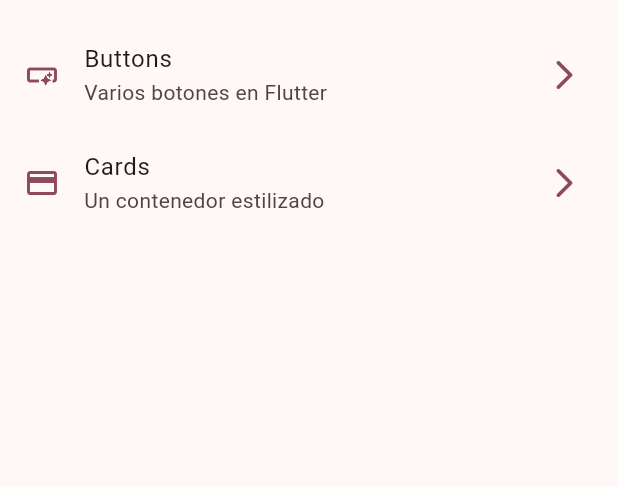
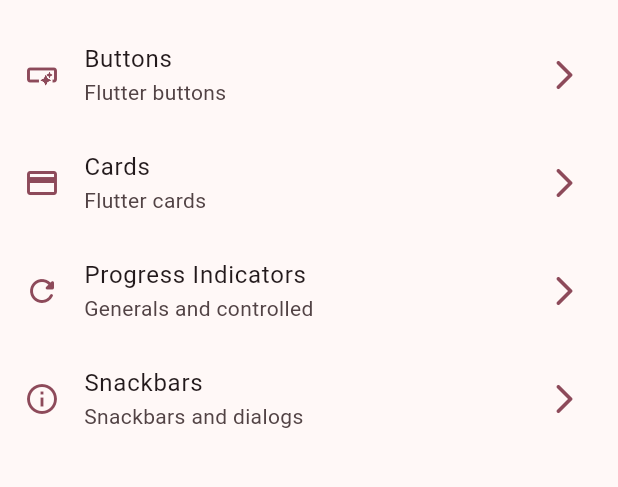
Before and after one commit to roquemolina/Flutter, a Flutter app: the screen it shows after launch, on a phone screen of 412 x 824 dp, the part 63-550 px from its top. Run offline on Flutter 3.47's test engine with Material 2 defaults, Android fonts, the phone set to English and light mode, and no system bars; our stand-ins replace animate_do, dio, go_router, video_player.

Commit message:
snackbars

```diff
--- a/widgets_app/lib/config/menu/menu_items.dart
+++ b/widgets_app/lib/config/menu/menu_items.dart
@@ -17,14 +17,26 @@ class MenuItem {
 const appMenuItems = <MenuItem>[
   MenuItem(
     title:'Buttons',
-    subTitle: 'Varios botones en Flutter',
+    subTitle: 'Flutter buttons',
     link: '/buttons',
     icon: Icons.smart_button_outlined,
   ),
   MenuItem(
     title:'Cards',
-    subTitle: 'Un contenedor estilizado',
+    subTitle: 'Flutter cards',
     link: '/cards',
     icon: Icons.credit_card,
   ),
+  MenuItem(
+    title:'Progress Indicators',
+    subTitle: 'Generals and controlled',
+    link: '/progress',
+    icon: Icons.refresh_rounded,
+  ),
+  MenuItem(
+    title:'Snackbars',
+    subTitle: 'Snackbars and dialogs',
+    link: '/snackbars',
+    icon: Icons.info_outline,
+  ),
 ];
--- a/widgets_app/lib/config/router/app_router.dart
+++ b/widgets_app/lib/config/router/app_router.dart
@@ -18,5 +18,13 @@ final appRouter = GoRouter(
       path: '/cards',
       builder: (context, state) => const CardsScreen(),
     ),
+    GoRoute(
+      path: '/progress',
+      builder: (context, state) => const ProgressScreen(),
+    ),
+    GoRoute(
+      path: '/snackbars',
+      builder: (context, state) => const SnackbarScreen(),
+    ),
   ],
 );
--- a/widgets_app/lib/main.dart
+++ b/widgets_app/lib/main.dart
@@ -15,6 +15,7 @@ class MainApp extends StatelessWidget {
   Widget build(BuildContext context) {
 
     return MaterialApp.router(
+      title: 'Flutter Widgets',
       routerConfig: appRouter,
       debugShowCheckedModeBanner: false,
       theme: AppTheme(selectedColor: 8).getTheme(),
```
Also changed, not shown: widgets_app/lib/presentation/screens/progress/progress_screen.dart (+70 -1 lines), widgets_app/lib/presentation/screens/snackbar/snackbar_screen.dart (+67 -1 lines).
